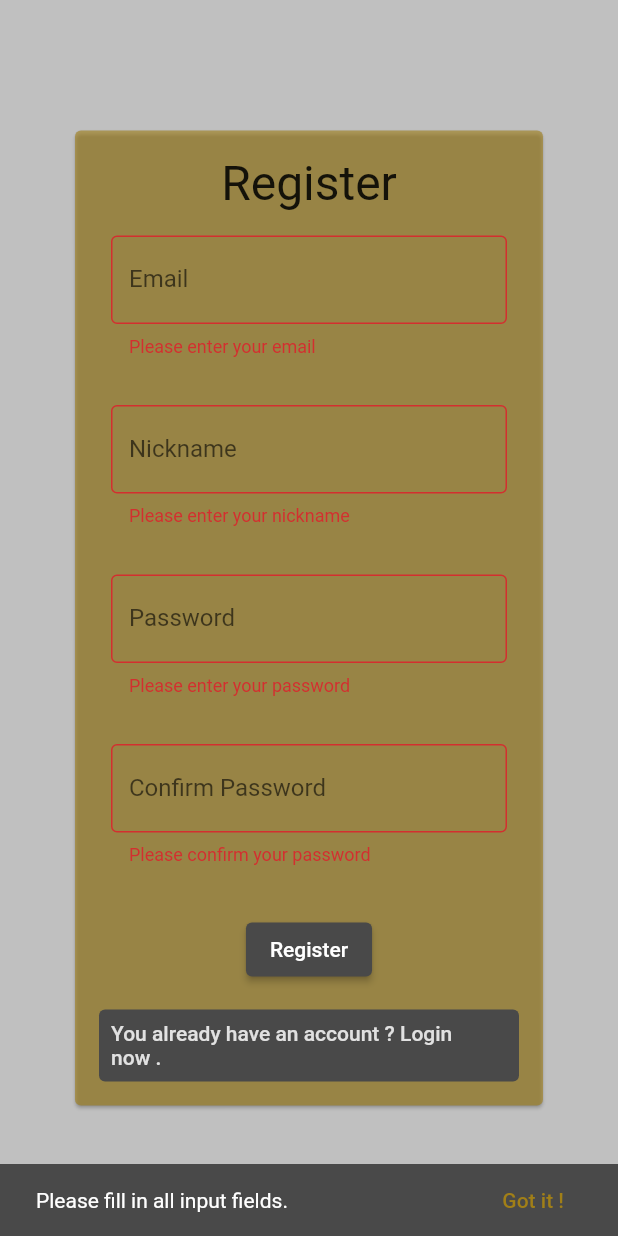
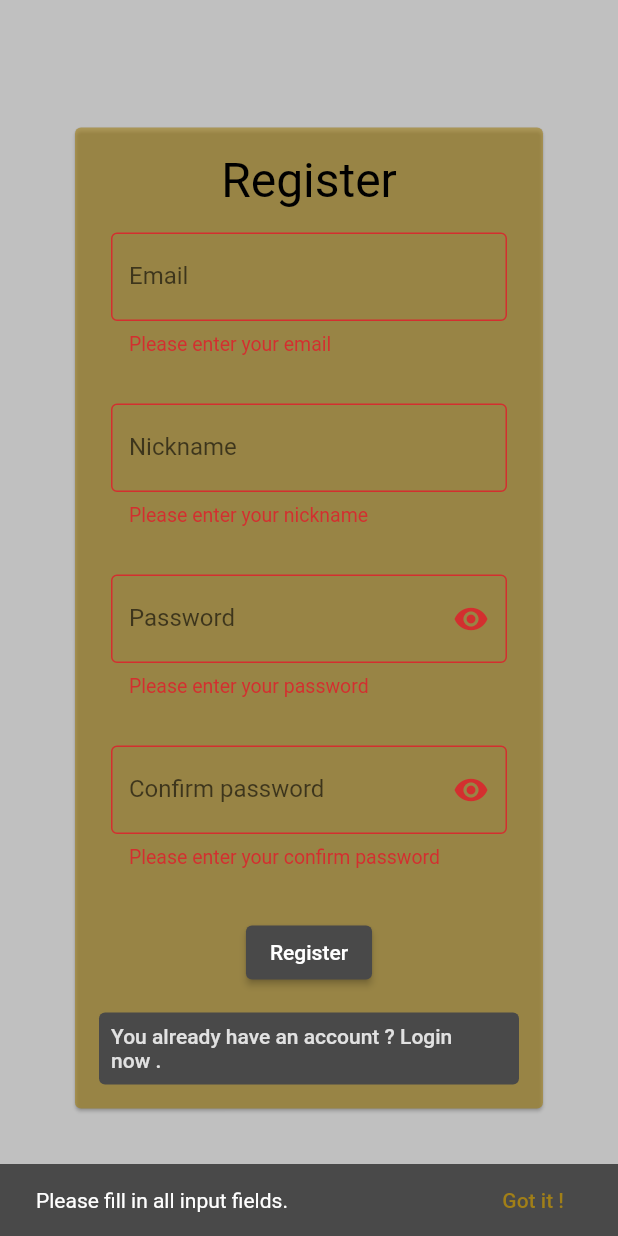
Before and after one commit to Edi013/RemindMe, a Flutter app: the RegisterScreen screen opened by its route, after a tap on "Register", on a phone screen of 412 x 824 dp. Run offline on Flutter 3.47's test engine with Material 3 defaults, Android fonts, the light colour scheme and no system bars; our stand-ins replace auto_route, dio, get_it, shared_preferences, sidebarx; missing offline and left inert: jwt_decode_full; accounts and stored records are empty.

Commit message:
adding password form field

```diff
--- a/remind_me_fe/lib/core/bar/presentation/layout_by_orientation.dart
+++ b/remind_me_fe/lib/core/bar/presentation/layout_by_orientation.dart
@@ -45,15 +45,14 @@ class ExampleSidebarX extends StatelessWidget {
   ExampleSidebarX({Key? key}) : super(key: key) {
     _controller = SidebarXController(
       selectedIndex: 0,
-      extended: false,
+      extended: true,
     );
   }
 
   @override
   Widget build(BuildContext context) {
     final ThemeData theme = Theme.of(context);
-    _controller
-        .setExtended(MediaQuery.of(context).size.width > 800 ? true : false);
+
     return SidebarX(
       controller: _controller,
       theme: SidebarXTheme(
--- a/remind_me_fe/lib/core/constants.dart
+++ b/remind_me_fe/lib/core/constants.dart
@@ -28,3 +28,6 @@ const String error_message_constants_not_used_list_name =
     "List name doesn't use one of the allowed constants !";
 
 const double kFontSize = 18;
+
+//Logout screen
+const String logoutMesage = "Exit current account.";
--- a/remind_me_fe/lib/core/theme/theme_config.dart
+++ b/remind_me_fe/lib/core/theme/theme_config.dart
@@ -1,4 +1,5 @@
 import 'package:flutter/material.dart';
+import 'package:remind_me_fe/core/constants.dart';
 
 const Color lightPrimary = Color.fromARGB(255, 225, 225, 225);
 const Color lightAccent = accent;
@@ -26,17 +27,31 @@ final ThemeData lightTheme = ThemeData(
   navigationRailTheme: const NavigationRailThemeData(
     backgroundColor: lightBG,
   ),
-  datePickerTheme: DatePickerThemeData(
+  datePickerTheme: const DatePickerThemeData(
     backgroundColor: darkAccent,
     headerBackgroundColor: darkBG,
   ),
-  tabBarTheme: const TabBarTheme(
-    labelColor: Colors.black,
-    indicator: UnderlineTabIndicator(
-      borderSide: BorderSide(
-        color: darkAccent,
-        width: 2.0,
-      ),
+  // tabBarTheme: const TabBarTheme(
+  //   labelColor: Colors.black,
+  //   indicator: UnderlineTabIndicator(
+  //     borderSide: BorderSide(
+  //       color: darkAccent,
+  //       width: 2.0,
+  //     ),
+  //   ),
+  // ),
+  textTheme: const TextTheme(
+    bodyLarge: TextStyle(
+      fontSize: kFontSize + 5,
+      color: Colors.black,
+    ),
+    bodySmall: TextStyle(
+      fontSize: kFontSize - 5,
+      color: Colors.black,
+    ),
+    bodyMedium: TextStyle(
+      fontSize: kFontSize,
+      color: Colors.black,
     ),
   ),
   appBarTheme: const AppBarTheme(
@@ -85,13 +100,27 @@ final ThemeData darkTheme = ThemeData(
   datePickerTheme: DatePickerThemeData(
       backgroundColor: darkAccent,
       headerBackgroundColor: darkBG.withOpacity(0.5)),
-  tabBarTheme: const TabBarTheme(
-    labelColor: Colors.white,
-    indicator: UnderlineTabIndicator(
-      borderSide: BorderSide(
-        color: lightAccent,
-        width: 2.0,
-      ),
+  // tabBarTheme: const TabBarTheme(
+  //   labelColor: Colors.white,
+  //   indicator: UnderlineTabIndicator(
+  //     borderSide: BorderSide(
+  //       color: lightAccent,
+  //       width: 2.0,
+  //     ),
+  //   ),
+  // ),
+  textTheme: const TextTheme(
+    bodyLarge: TextStyle(
+      fontSize: kFontSize + 5,
+      color: Colors.white,
+    ),
+    bodySmall: TextStyle(
+      fontSize: kFontSize - 5,
+      color: Colors.white,
+    ),
+    bodyMedium: TextStyle(
+      fontSize: kFontSize,
+      color: Colors.white,
     ),
   ),
   appBarTheme: const AppBarTheme(
@@ -119,7 +148,7 @@ final ThemeData darkTheme = ThemeData(
     ),
   ),
   cardTheme: CardTheme(
-    color: darkAccent.withOpacity(0.85),
+    color: darkBG.withOpacity(0.3), //darkAccent.withOpacity(0.85),
     margin: const EdgeInsets.all(50),
   ),
   snackBarTheme:
--- a/remind_me_fe/lib/features/authentication/presentation/screens/register_screen.dart
+++ b/remind_me_fe/lib/features/authentication/presentation/screens/register_screen.dart
@@ -2,6 +2,7 @@ import 'package:auto_route/auto_route.dart';
 import 'package:flutter/material.dart';
 import 'package:remind_me_fe/core/router/app_router.gr.dart';
 import 'package:remind_me_fe/features/authentication/presentation/controllers/register_controller.dart';
+import 'package:remind_me_fe/features/authentication/presentation/widgets/password_form_field.dart';
 
 @RoutePage()
 class RegisterScreen extends StatelessWidget {
@@ -94,43 +95,17 @@ class RegisterCard extends StatelessWidget {
                           horizontal: 8,
                           vertical: 16,
                         ),
-                        child: TextFormField(
-                          controller: controller.passwordController,
-                          obscureText: true,
-                          decoration: const InputDecoration(
-                            border: OutlineInputBorder(),
-                            labelText: "Password",
-                          ),
-                          validator: (value) {
-                            if (value == null || value.isEmpty) {
-                              return 'Please enter your password';
-                            }
-                            return null;
-                          },
-                        ),
+                        child: PasswordFormField(
+                            controller.passwordController, 'Password'),
                       ),
                       Padding(
                         padding: const EdgeInsets.symmetric(
                           horizontal: 8,
                           vertical: 16,
                         ),
-                        child: TextFormField(
-                          controller: controller.confirmPasswordController,
-                          obscureText: true,
-                          decoration: const InputDecoration(
-                            border: OutlineInputBorder(),
-                            labelText: "Confirm Password",
-                          ),
-                          validator: (value) {
-                            if (value == null || value.isEmpty) {
-                              return 'Please confirm your password';
-                            }
-                            if (value != controller.passwordController.text) {
-                              return 'Passwords do not match';
-                            }
-                            return null;
-                          },
-                        ),
+                        child: PasswordFormField(
+                            controller.confirmPasswordController,
+                            'Confirm password'),
                       ),
                       Padding(
                         padding: const EdgeInsets.symmetric(
--- /dev/null
+++ b/remind_me_fe/lib/features/authentication/presentation/widgets/password_form_field.dart
@@ -0,0 +1,63 @@
+import 'package:flutter/material.dart';
+
+class PasswordFormField extends StatefulWidget {
+  late TextEditingController _passwordController;
+  late String _fieldName;
+
+  PasswordFormField(TextEditingController passwordController, String fieldName,
+      {Key? key})
+      : super(key: key) {
+    _passwordController = passwordController;
+    _fieldName = fieldName;
+  }
+
+  @override
+  _PasswordFormFieldState createState() =>
+      _PasswordFormFieldState(_passwordController, _fieldName);
+}
+
+class _PasswordFormFieldState extends State<PasswordFormField> {
+  bool _obscureText = true;
+  late TextEditingController _passwordController;
+  late String _fieldName;
+
+  _PasswordFormFieldState(
+      TextEditingController passwordController, String fieldName) {
+    _passwordController = passwordController;
+    _fieldName = fieldName;
+  }
+
+  @override
+  void dispose() {
+    _passwordController.dispose();
+    super.dispose();
+  }
+
+  void _togglePasswordVisibility() {
+    setState(() {
+      _obscureText = !_obscureText;
+    });
+  }
+
+  @override
+  Widget build(BuildContext context) {
+    return TextFormField(
+      controller: _passwordController,
+      obscureText: _obscureText,
+      decoration: InputDecoration(
+        border: const OutlineInputBorder(),
+        labelText: _fieldName,
+        suffixIcon: IconButton(
+          icon: Icon(_obscureText ? Icons.visibility : Icons.visibility_off),
+          onPressed: _togglePasswordVisibility,
+        ),
+      ),
+      validator: (value) {
+        if (value == null || value.isEmpty) {
+          return 'Please enter your ${_fieldName.toLowerCase()}';
+        }
+        return null;
+      },
+    );
+  }
+}
```
Also changed, not shown: remind_me_fe/lib/features/authentication/presentation/screens/login_screen.dart (+3 -14 lines), remind_me_fe/lib/features/authentication/presentation/screens/logout_screen.dart (+9 -1 lines), remind_me_fe/lib/features/todos/presentation/widgets/todo_list_builder_widget.dart (+45 -29 lines).
